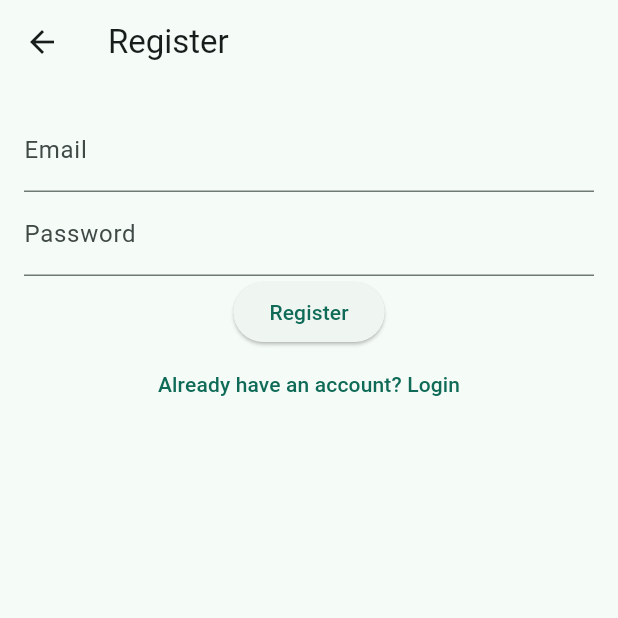
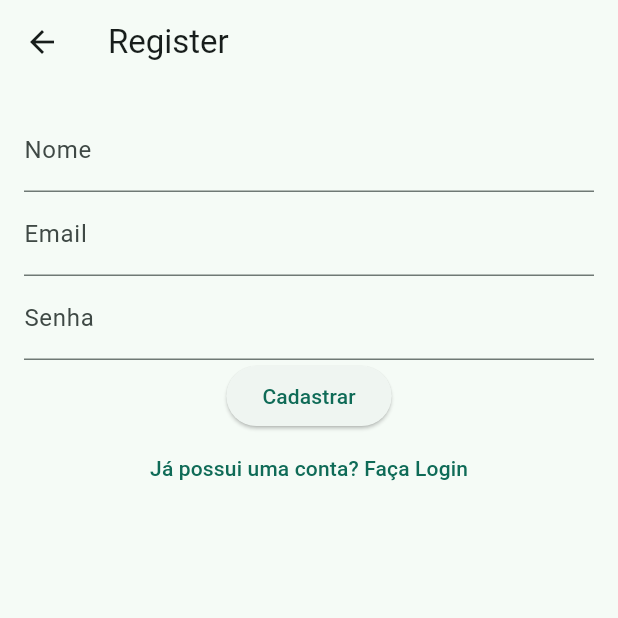
Before and after one commit to RafaelFerreira18/trash_produced_calculator_app, a Flutter app: the RegisterPage screen opened directly, on a phone screen of 412 x 824 dp, the top half of it. Run offline on Flutter 3.47's test engine with Material 3 defaults, Android fonts, the light colour scheme and no system bars; our stand-ins replace cloud_firestore, firebase_auth, firebase_core; accounts and stored records are empty.

Commit message:
feat: save users on firestore on register and retireve them on social

```diff
--- a/lib/pages/registerPage.dart
+++ b/lib/pages/registerPage.dart
@@ -1,6 +1,7 @@
 import 'package:calculadora_de_lixo/authenticated_home_page.dart';
 import 'package:flutter/material.dart';
 import 'package:firebase_auth/firebase_auth.dart';
+import 'package:cloud_firestore/cloud_firestore.dart';
 
 class RegisterPage extends StatefulWidget {
   const RegisterPage({super.key});
@@ -12,14 +13,25 @@ class RegisterPage extends StatefulWidget {
 class _RegisterPageState extends State<RegisterPage> {
   final TextEditingController _emailController = TextEditingController();
   final TextEditingController _passwordController = TextEditingController();
+  final TextEditingController _nameController = TextEditingController();
+
   final FirebaseAuth _auth = FirebaseAuth.instance;
+  final FirebaseFirestore _firestore = FirebaseFirestore.instance;
 
   void _register() async {
     try {
-      await _auth.createUserWithEmailAndPassword(
+      UserCredential userCredential =
+          await _auth.createUserWithEmailAndPassword(
         email: _emailController.text,
         password: _passwordController.text,
       );
+
+      await _firestore
+          .collection("users")
+          .doc(userCredential.user?.uid)
+          .set({'email': _emailController.text, 'name': _nameController.text});
+
+      print(userCredential.user?.uid);
       Navigator.pushReplacement(
         context,
         MaterialPageRoute(builder: (context) => const AuthenticatedHomePage()),
@@ -30,6 +42,7 @@ class _RegisterPageState extends State<RegisterPage> {
     }
   }
 
+  void _saveUser() async {}
   @override
   Widget build(BuildContext context) {
     return Scaffold(
@@ -39,23 +52,27 @@ class _RegisterPageState extends State<RegisterPage> {
         child: Column(
           children: [
             TextField(
+              controller: _nameController,
+              decoration: const InputDecoration(labelText: 'Nome'),
+            ),
+            TextField(
               controller: _emailController,
               decoration: const InputDecoration(labelText: 'Email'),
             ),
             TextField(
               controller: _passwordController,
-              decoration: const InputDecoration(labelText: 'Password'),
+              decoration: const InputDecoration(labelText: 'Senha'),
               obscureText: true,
             ),
             ElevatedButton(
               onPressed: _register,
-              child: const Text('Register'),
+              child: const Text('Cadastrar'),
             ),
             TextButton(
               onPressed: () {
                 Navigator.pop(context);
               },
-              child: const Text('Already have an account? Login'),
+              child: const Text('Já possui uma conta? Faça Login'),
             ),
           ],
         ),
```
Also changed, not shown: lib/pages/socialPage.dart (+41 -2 lines), 2 other files.
